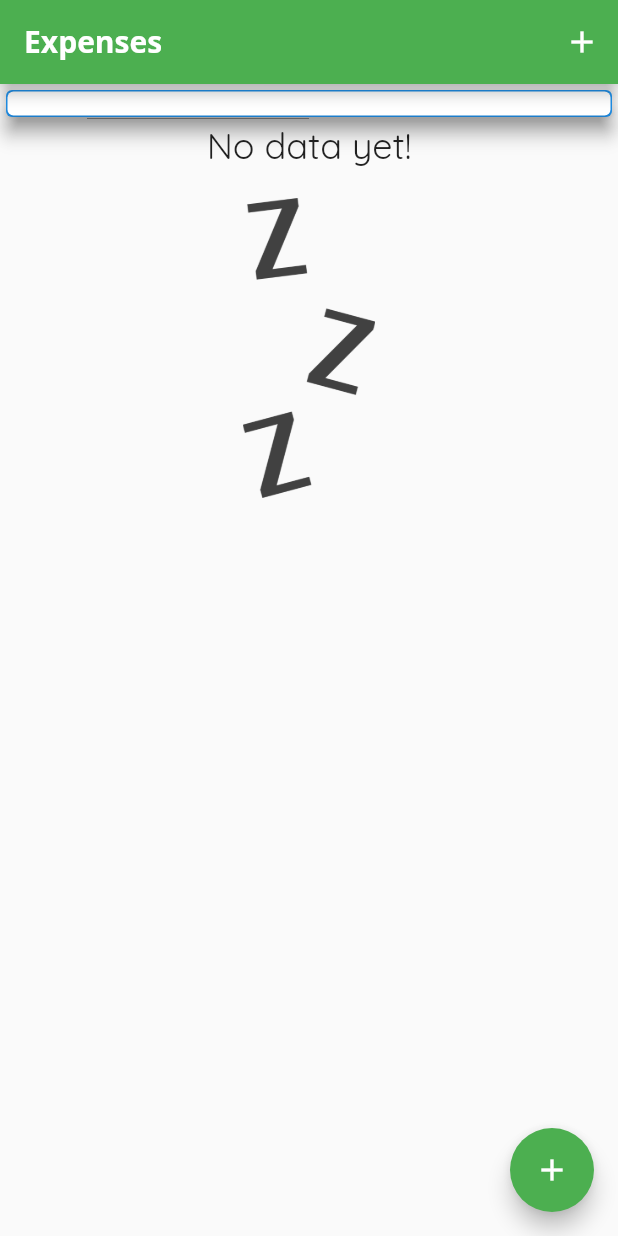
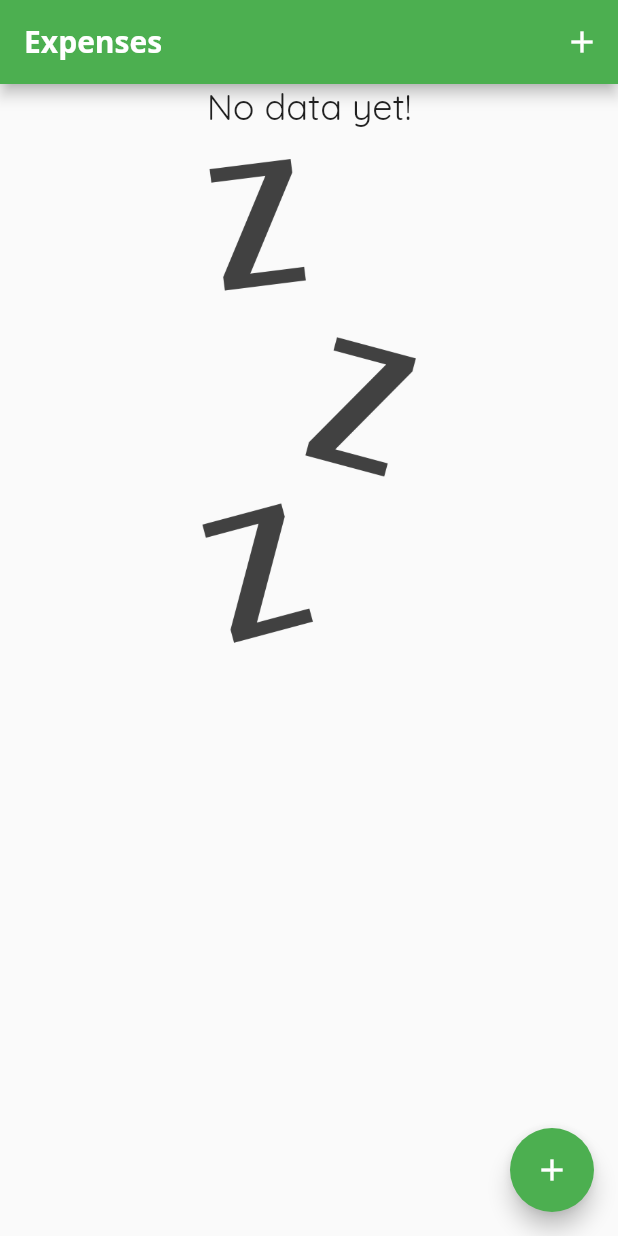
Before and after one commit to EduardoRenz/flutter-expenses, a Flutter app: the screen it shows after launch, on a phone screen of 412 x 824 dp. Run offline on Flutter 3.47's test engine with Material 2 defaults, Android fonts, the phone set to English and light mode, and no system bars.

Commit message:
Responsive changes

```diff
--- a/lib/components/transaction_list.dart
+++ b/lib/components/transaction_list.dart
@@ -14,10 +14,10 @@ class TransactionList extends StatelessWidget {
 
   @override
   Widget build(BuildContext context) {
-    return Container(
-      height: 300,
-      child: transactions.isEmpty
-          ? Column(
+    return transactions.isEmpty
+        ? LayoutBuilder(
+            builder: (ctx, constraints) {
+              return Column(
                 children: [
                   Text('No data yet!',
                       style: Theme.of(context).textTheme.headline5),
@@ -26,9 +26,11 @@ class TransactionList extends StatelessWidget {
                       child: Image.asset(
                     'assets/images/waiting.png',
                     fit: BoxFit.cover,
-                  height: 200,
+                    height: constraints.maxHeight * 0.6,
                   )),
                 ],
+              );
+            },
           )
         : ListView.builder(
             itemCount: transactions.length,
@@ -62,7 +64,6 @@ class TransactionList extends StatelessWidget {
                 ),
               );
             },
-            ),
           );
   }
 }
--- a/lib/main.dart
+++ b/lib/main.dart
@@ -39,6 +39,7 @@ class HomePage extends StatefulWidget {
 
 class _HomePageState extends State<HomePage> {
   final List<Transaction> _transactions = [];
+  bool _showChart = false;
 
   List<Transaction> get _recentTransactions {
     return _transactions.where((tr) {
@@ -77,28 +78,52 @@ class _HomePageState extends State<HomePage> {
 
   @override
   Widget build(BuildContext context) {
+    bool isLandscape =
+        MediaQuery.of(context).orientation == Orientation.landscape;
+
+    final availableHeight = MediaQuery.of(context).size.height -
+        MediaQuery.of(context).padding.top -
+        kToolbarHeight;
+
     return Scaffold(
       appBar: AppBar(
         title: const Text('Expenses'),
         actions: [
+          if (isLandscape)
+            IconButton(
+              icon: Icon(_showChart ? Icons.list : Icons.show_chart),
+              onPressed: () {
+                setState(() {
+                  _showChart = !_showChart;
+                });
+              },
+            ),
           IconButton(
             icon: Icon(Icons.add),
             onPressed: () {
               _showTransactionFormModal(context);
             },
-          )
+          ),
         ],
       ),
       body: SingleChildScrollView(
         child: Column(
           crossAxisAlignment: CrossAxisAlignment.stretch,
           children: [
-            Card(
-              color: Colors.blue,
-              child: Chart(_recentTransactions),
-              elevation: 5,
-            ),
-            TransactionList(_transactions, _deleteTransaction),
+            if (isLandscape)
+              if (_showChart || !isLandscape)
+                Container(
+                  height: availableHeight * (isLandscape ? 0.7 : 0.3),
+                  child: Card(
+                    color: Colors.blue,
+                    child: Chart(_recentTransactions),
+                    elevation: 5,
+                  ),
+                ),
+            if (!_showChart || !isLandscape)
+              Container(
+                  height: availableHeight * 0.7,
+                  child: TransactionList(_transactions, _deleteTransaction)),
           ],
         ),
       ),
```
Also changed, not shown: lib/components/chart_bar.dart (+8 -4 lines), lib/components/transaction_form.dart (+9 -2 lines). Lines whose indentation alone changed are shown as unchanged.
